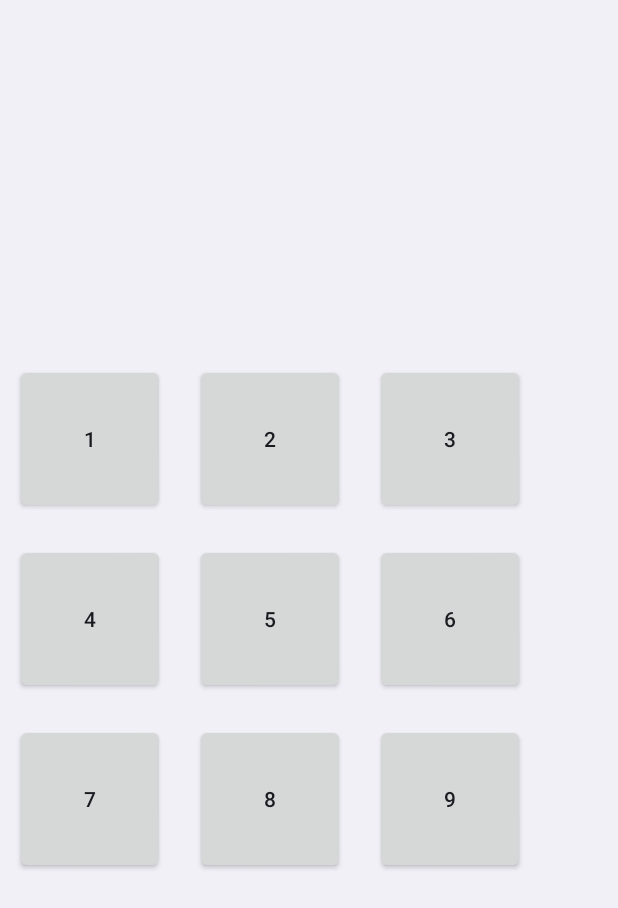
After one commit to ailearncoder/AmazingDrum, an Android app: the PlayActivity screen opened directly, with no data from a screen before it, on a phone screen of 412 x 824 dp. The commit adds this screen. Shown: the top 908 px of the screen. Run offline under Robolectric (Android 15) with nearby library versions, the phone set to English and light mode, and no system bars; our stand-ins replace ButterKnife.

Commit message:
继续完善了WiFi局域网通信以及相关界面

```diff
--- a/app/src/main/AndroidManifest.xml
+++ b/app/src/main/AndroidManifest.xml
@@ -32,5 +32,7 @@
         </activity>
         <activity android:name=".activity.RoomActivity" />
         <activity android:name=".activity.JoinActivity" />
+        <activity android:name=".activity.PlayActivity"></activity>
     </application>
+
 </manifest>
--- a/app/src/main/java/com/example/panpan/amazingdrum/ServerThread.java
+++ b/app/src/main/java/com/example/panpan/amazingdrum/ServerThread.java
@@ -88,9 +88,10 @@ public class ServerThread extends Thread {
 
     public boolean write(byte... data) {
         try {
-            if (outputStream != null)
+            if (outputStream != null) {
                 outputStream.write(data);
-            return true;
+                return true;
+            }
         } catch (Exception e) {
             close();
         }
--- a/app/src/main/java/com/example/panpan/amazingdrum/Sound.java
+++ b/app/src/main/java/com/example/panpan/amazingdrum/Sound.java
@@ -23,7 +23,7 @@ public class Sound {
                                 .setLegacyStreamType(AudioManager.STREAM_MUSIC)
                                 .build()
                 )
-                .setMaxStreams(4).build();
+                .setMaxStreams(1).build();
         soundId[0]=soundPool.load(context,R.raw.c,1);
         soundId[1]=soundPool.load(context,R.raw.d,1);
         soundId[2]=soundPool.load(context,R.raw.a,1);
--- /dev/null
+++ b/app/src/main/java/com/example/panpan/amazingdrum/activity/PlayActivity.java
@@ -0,0 +1,104 @@
+package com.example.panpan.amazingdrum.activity;
+
+import android.app.Activity;
+import android.os.Bundle;
+import android.view.MotionEvent;
+import android.view.View;
+import android.widget.Button;
+
+import com.example.panpan.amazingdrum.JoinThread;
+import com.example.panpan.amazingdrum.R;
+import com.example.panpan.amazingdrum.Sound;
+
+import butterknife.ButterKnife;
+import butterknife.InjectView;
+
+public class PlayActivity extends Activity {
+    public static JoinThread joinThread;
+    @InjectView(R.id.play_button_1)
+    Button playButton1;
+    @InjectView(R.id.play_button_2)
+    Button playButton2;
+    @InjectView(R.id.play_button_3)
+    Button playButton3;
+    @InjectView(R.id.play_button_4)
+    Button playButton4;
+    @InjectView(R.id.play_button_5)
+    Button playButton5;
+    @InjectView(R.id.play_button_6)
+    Button playButton6;
+    @InjectView(R.id.play_button_7)
+    Button playButton7;
+    @InjectView(R.id.play_button_8)
+    Button playButton8;
+    @InjectView(R.id.play_button_9)
+    Button playButton9;
+    private byte[] sendData = new byte[8];
+    private Sound sound;
+
+    @SuppressWarnings("ResourceType")
+    @Override
+    protected void onCreate(Bundle savedInstanceState) {
+        super.onCreate(savedInstanceState);
+        setContentView(R.layout.activity_play);
+        ButterKnife.inject(this);
+        if (joinThread != null)
+            joinThread.setListener(joinListener);
+        playButton1.setOnTouchListener(onPlayTouchListener);
+        playButton2.setOnTouchListener(onPlayTouchListener);
+        playButton3.setOnTouchListener(onPlayTouchListener);
+        playButton4.setOnTouchListener(onPlayTouchListener);
+        playButton5.setOnTouchListener(onPlayTouchListener);
+        playButton6.setOnTouchListener(onPlayTouchListener);
+        playButton7.setOnTouchListener(onPlayTouchListener);
+        playButton8.setOnTouchListener(onPlayTouchListener);
+        playButton9.setOnTouchListener(onPlayTouchListener);
+        playButton1.setId(0);
+        playButton2.setId(1);
+        playButton3.setId(2);
+        playButton4.setId(3);
+        playButton5.setId(4);
+        playButton6.setId(5);
+        playButton7.setId(6);
+        playButton8.setId(7);
+        playButton9.setId(8);
+        sound=new Sound();
+        sound.init(this);
+    }
+
+    private JoinThread.OnJoinListener joinListener = new JoinThread.OnJoinListener() {
+        @Override
+        public void OnStateChanged(JoinThread thread, JoinThread.State state) {
+
+        }
+
+        @Override
+        public void OnDataReceived(JoinThread thread, byte[] data, int length) {
+
+        }
+    };
+
+    @Override
+    protected void onDestroy() {
+        if (joinThread != null)
+            joinThread.close();
+        joinThread = null;
+        sound.release();
+        super.onDestroy();
+    }
+
+    private View.OnTouchListener onPlayTouchListener = new View.OnTouchListener() {
+        @Override
+        public boolean onTouch(View v, MotionEvent event) {
+            if (event.getAction() == MotionEvent.ACTION_DOWN) {
+                int id = v.getId();
+                sendData[0] = (byte) 0x02;
+                sendData[1] = (byte) id;
+                if (joinThread != null)
+                    joinThread.write(sendData);
+                sound.play(id%4);
+            }
+            return false;
+        }
+    };
+}
--- /dev/null
+++ b/app/src/main/res/layout/activity_play.xml
@@ -0,0 +1,89 @@
+<?xml version="1.0" encoding="utf-8"?>
+<android.support.constraint.ConstraintLayout xmlns:android="http://schemas.android.com/apk/res/android"
+    xmlns:app="http://schemas.android.com/apk/res-auto"
+    xmlns:tools="http://schemas.android.com/tools"
+    android:layout_width="match_parent"
+    android:layout_height="match_parent"
+    tools:context="com.example.panpan.amazingdrum.activity.PlayActivity">
+
+    <LinearLayout
+        android:layout_width="368dp"
+        android:layout_height="wrap_content"
+        android:orientation="vertical"
+        android:layout_marginRight="0dp"
+        app:layout_constraintRight_toRightOf="parent"
+        android:layout_marginLeft="0dp"
+        app:layout_constraintLeft_toLeftOf="parent"
+        app:layout_constraintBottom_toBottomOf="parent"
+        android:layout_marginBottom="8dp"
+        app:layout_constraintTop_toTopOf="parent"
+        android:layout_marginTop="8dp"
+        app:layout_constraintHorizontal_bias="0.0"
+        app:layout_constraintVertical_bias="0.501">
+
+        <LinearLayout
+            android:layout_width="match_parent"
+            android:layout_height="wrap_content"
+            android:orientation="horizontal">
+
+            <Button
+                android:id="@+id/play_button_1"
+                style="@style/play_button_style"
+                android:text="1" />
+
+            <Button
+                android:id="@+id/play_button_2"
+                style="@style/play_button_style"
+                android:text="2" />
+
+            <Button
+                android:id="@+id/play_button_3"
+                style="@style/play_button_style"
+                android:text="3" />
+
+        </LinearLayout>
+
+        <LinearLayout
+            android:layout_width="match_parent"
+            android:layout_height="wrap_content"
+            android:orientation="horizontal">
+
+            <Button
+                android:id="@+id/play_button_4"
+                style="@style/play_button_style"
+                android:text="4" />
+
+            <Button
+                android:id="@+id/play_button_5"
+                style="@style/play_button_style"
+                android:text="5" />
+
+            <Button
+                android:id="@+id/play_button_6"
+                style="@style/play_button_style"
+                android:text="6" />
+
+        </LinearLayout>
+
+        <LinearLayout
+            android:layout_width="match_parent"
+            android:layout_height="wrap_content"
+            android:orientation="horizontal">
+
+            <Button
+                android:id="@+id/play_button_7"
+                style="@style/play_button_style"
+                android:text="7" />
+
+            <Button
+                android:id="@+id/play_button_8"
+                style="@style/play_button_style"
+                android:text="8" />
+
+            <Button
+                android:id="@+id/play_button_9"
+                style="@style/play_button_style"
+                android:text="9" />
+        </LinearLayout>
+    </LinearLayout>
+</android.support.constraint.ConstraintLayout>
--- a/app/src/main/res/values/styles.xml
+++ b/app/src/main/res/values/styles.xml
@@ -16,5 +16,10 @@
     <style name="AppTheme.AppBarOverlay" parent="ThemeOverlay.AppCompat.Dark.ActionBar"/>
 
     <style name="AppTheme.PopupOverlay" parent="ThemeOverlay.AppCompat.Light"/>
+    <style name="play_button_style">
+        <item name="android:layout_width">100dp</item>
+        <item name="android:layout_height">100dp</item>
+        <item name="android:layout_margin">10dp</item>
+    </style>
 
 </resources>
```
Also changed, not shown: app/src/main/java/com/example/panpan/amazingdrum/JoinThread.java (added, +124 -0 lines), app/src/main/java/com/example/panpan/amazingdrum/activity/JoinActivity.java (+44 -50 lines), app/src/main/java/com/example/panpan/amazingdrum/activity/RoomActivity.java (+26 -2 lines), app/src/main/java/com/example/panpan/amazingdrum/custom/MyUtil.java (added, +19 -0 lines), app/src/main/res/layout/activity_join.xml (+4 -4 lines).
